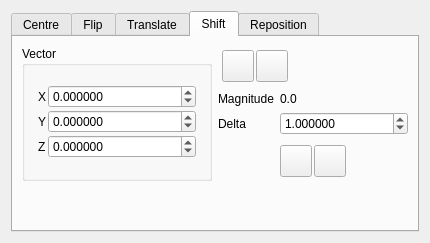
Qt form trunk/src/gui/position.ui (trisyoungs/aten) before a commit.
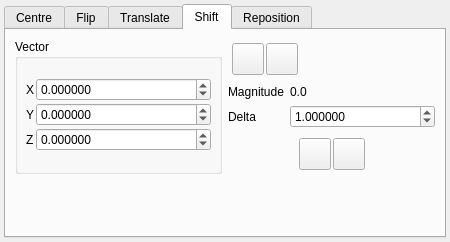
The same form after that commit. The open tabs and pages were chosen to show the change. Icons and pictures are not drawn.

Commit message: More functionality added to Glyphs window. Default text for Text glyphs added. Fixed - Renderer would complain (wrongly) that it didn't know to draw text glyphs (type 9 and 10). Fixed - Espresso export filter used 'writeline' where it should have used 'writelinef'. Changed autoDefault properties of many buttons in the GUI to prevent tool windows from closing / acting without warning after editing text or numbers.

Patch:
```diff
--- a/trunk/src/gui/position.ui
+++ b/trunk/src/gui/position.ui
@@ -5,8 +5,8 @@
    <rect>
     <x>0</x>
     <y>0</y>
-    <width>430</width>
-    <height>243</height>
+    <width>450</width>
+    <height>242</height>
    </rect>
   </property>
   <property name="sizePolicy" >
@@ -23,6 +23,12 @@
     <normaloff>:/stackicons/icons/stack_position.svg</normaloff>:/stackicons/icons/stack_position.svg</iconset>
   </property>
   <layout class="QHBoxLayout" name="horizontalLayout" >
+   <property name="spacing" >
+    <number>2</number>
+   </property>
+   <property name="margin" >
+    <number>4</number>
+   </property>
    <item>
     <widget class="QTabWidget" name="tabWidget" >
      <property name="currentIndex" >
@@ -858,8 +864,8 @@
        <rect>
         <x>0</x>
         <y>0</y>
-        <width>410</width>
-        <height>198</height>
+        <width>438</width>
+        <height>206</height>
        </rect>
       </property>
       <attribute name="title" >
@@ -870,10 +876,22 @@
         <layout class="QHBoxLayout" name="horizontalLayout_3" >
          <item>
           <widget class="QGroupBox" name="ShiftVectorGroup" >
+           <property name="sizePolicy" >
+            <sizepolicy vsizetype="Preferred" hsizetype="Expanding" >
+             <horstretch>0</horstretch>
+             <verstretch>0</verstretch>
+            </sizepolicy>
+           </property>
            <property name="title" >
             <string>Vector</string>
            </property>
            <layout class="QVBoxLayout" name="verticalLayout_2" >
+            <property name="spacing" >
+             <number>2</number>
+            </property>
+            <property name="margin" >
+             <number>4</number>
+            </property>
             <item>
              <layout class="QGridLayout" >
               <property name="margin" >
@@ -1032,6 +1050,9 @@
                <property name="checkable" >
                 <bool>true</bool>
                </property>
+               <property name="autoDefault" >
+                <bool>false</bool>
+               </property>
               </widget>
              </item>
              <item>
@@ -1064,6 +1085,9 @@
                  <height>24</height>
                 </size>
                </property>
+               <property name="autoDefault" >
+                <bool>false</bool>
+               </property>
               </widget>
              </item>
              <item>
@@ -1073,7 +1097,7 @@
                </property>
                <property name="sizeHint" stdset="0" >
                 <size>
-                 <width>40</width>
+                 <width>0</width>
                  <height>20</height>
                 </size>
                </property>
@@ -1152,7 +1176,7 @@
                </property>
                <property name="sizeHint" stdset="0" >
                 <size>
-                 <width>40</width>
+                 <width>0</width>
                  <height>20</height>
                 </size>
                </property>
@@ -1194,6 +1218,9 @@
                  <height>24</height>
                 </size>
                </property>
+               <property name="autoDefault" >
+                <bool>false</bool>
+               </property>
               </widget>
              </item>
              <item>
@@ -1232,6 +1259,9 @@
                  <height>24</height>
                 </size>
                </property>
+               <property name="autoDefault" >
+                <bool>false</bool>
+               </property>
               </widget>
              </item>
              <item>
@@ -1241,7 +1271,7 @@
                </property>
                <property name="sizeHint" stdset="0" >
                 <size>
-                 <width>40</width>
+                 <width>0</width>
                  <height>20</height>
                 </size>
                </property>
```
Left out of the diff: 72 changed lines with no effect on the pictures. The commit also changes 25 other files.
